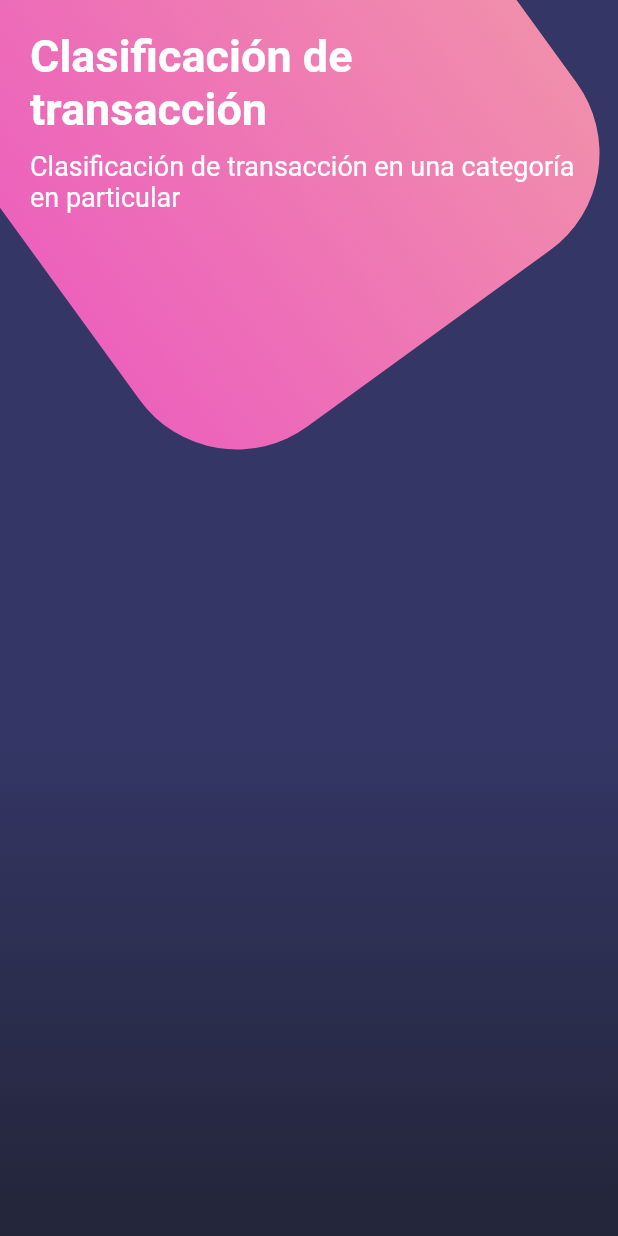
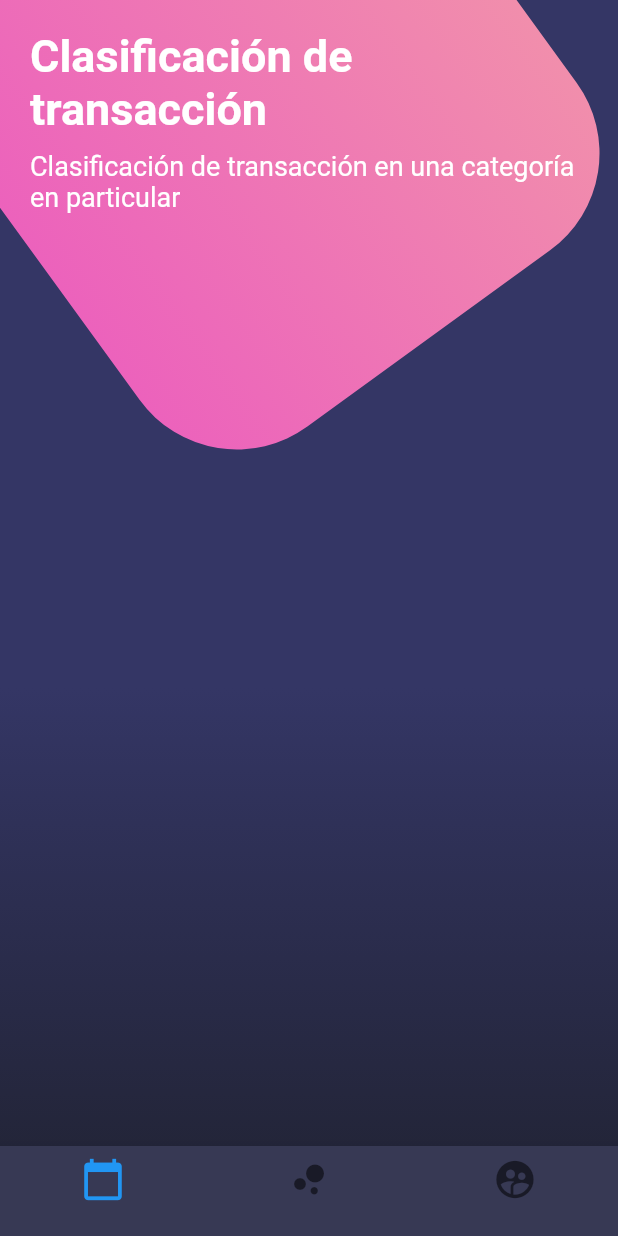
Before and after one commit to CristianX/flutter-disenios, a Flutter app: the screen it shows after launch, on a phone screen of 412 x 824 dp. Run offline on Flutter 3.47's test engine with Material 2 defaults, Android fonts, the phone set to English and light mode, and no system bars.

Commit message:
Implementando bottomNavigationBar en botones_page

```diff
--- a/lib/src/pages/botones_page.dart
+++ b/lib/src/pages/botones_page.dart
@@ -23,6 +23,8 @@ class BotonesPage extends StatelessWidget {
           )
         ],
       ),
+      // Navegación en la parte de abajo
+      bottomNavigationBar: _bottonNavigationBar(context)
     );
   }
 
@@ -100,4 +102,32 @@ class BotonesPage extends StatelessWidget {
       ),
     );
   }
+
+  Widget _bottonNavigationBar( BuildContext context ) {
+    // Widget con tema personalizado solo aplicado al navigation (no es global)
+    return Theme(
+      data: Theme.of(context).copyWith(
+        canvasColor: Color.fromRGBO(55, 57, 84, 1.0),
+        primaryColor: Colors.pinkAccent,
+        textTheme: Theme.of(context).textTheme.copyWith( caption: TextStyle( color: Color.fromRGBO(116, 117, 152, 1.0) ) )
+      ),
+      child: BottomNavigationBar(
+        items: [
+          BottomNavigationBarItem(
+          icon: Icon( Icons.calendar_today, size: 30.0 ),
+          title: Container()
+          ),
+          BottomNavigationBarItem(
+          icon: Icon( Icons.bubble_chart, size: 30.0 ),
+          title: Container()
+          ),
+          BottomNavigationBarItem(
+          icon: Icon( Icons.supervised_user_circle, size: 30.0 ),
+          title: Container()
+          ),
+        ]
+      ),
+    );
+  }
+
 }
```
